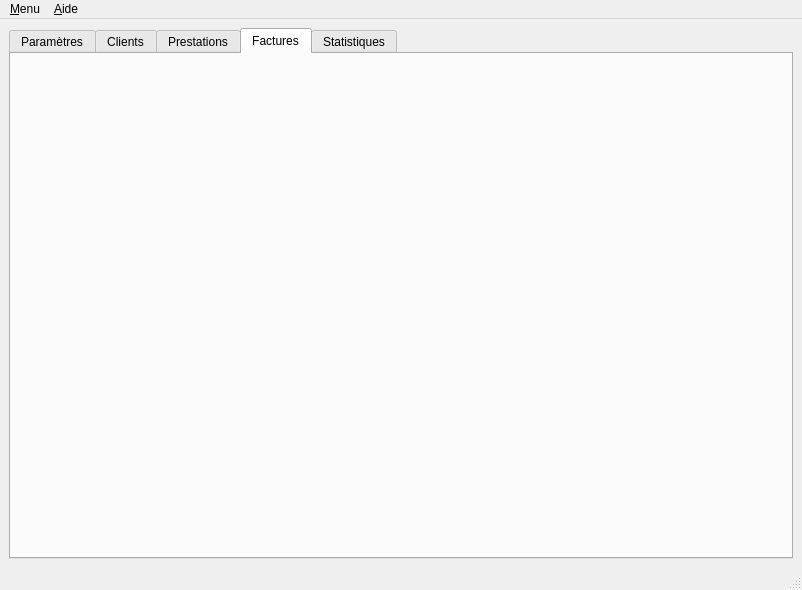
Before: the Qt Designer form ui/Qfacture.ui in jpec/Qfacture, drawn with Qt 5.
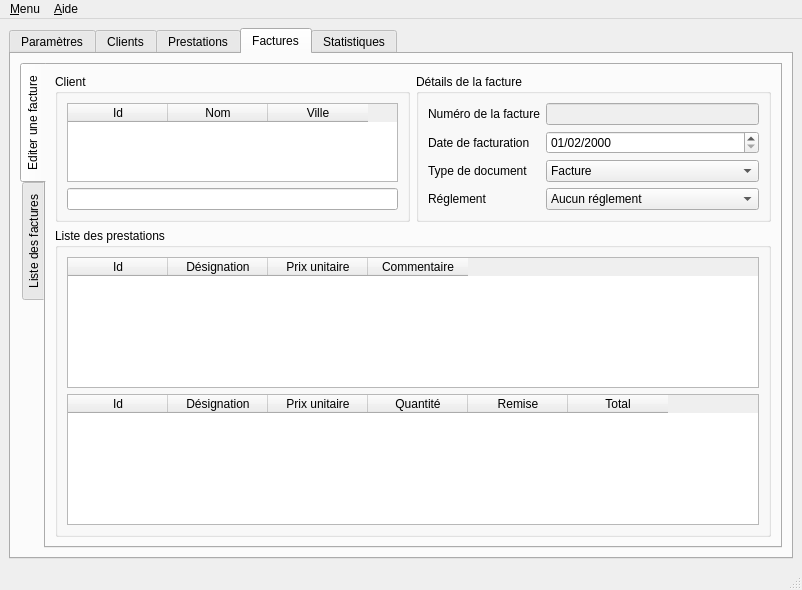
After: the same form once the commit is applied. The open tabs and pages were chosen to show the change.

Commit message: Adding Facture tab widgets.

```diff
--- a/ui/Qfacture.ui
+++ b/ui/Qfacture.ui
@@ -1298,6 +1298,305 @@
        <attribute name="title">
         <string>Factures</string>
        </attribute>
+       <layout class="QGridLayout" name="gridLayout_7">
+        <item row="1" column="0">
+         <widget class="QTabWidget" name="tabFacture">
+          <property name="tabPosition">
+           <enum>QTabWidget::West</enum>
+          </property>
+          <property name="currentIndex">
+           <number>0</number>
+          </property>
+          <widget class="QWidget" name="tabFact1">
+           <attribute name="title">
+            <string>Editer une facture</string>
+           </attribute>
+           <layout class="QGridLayout" name="gridLayout_9">
+            <item row="2" column="0" colspan="2">
+             <widget class="QGroupBox" name="fArticleGroup">
+              <property name="minimumSize">
+               <size>
+                <width>0</width>
+                <height>0</height>
+               </size>
+              </property>
+              <property name="title">
+               <string>Liste des prestations</string>
+              </property>
+              <layout class="QGridLayout" name="gridLayout_11">
+               <item row="0" column="0">
+                <widget class="QTableWidget" name="fArtList">
+                 <attribute name="horizontalHeaderCascadingSectionResizes">
+                  <bool>true</bool>
+                 </attribute>
+                 <attribute name="horizontalHeaderDefaultSectionSize">
+                  <number>100</number>
+                 </attribute>
+                 <attribute name="horizontalHeaderStretchLastSection">
+                  <bool>false</bool>
+                 </attribute>
+                 <attribute name="horizontalHeaderStretchLastSection">
+                  <bool>false</bool>
+                 </attribute>
+                 <attribute name="horizontalHeaderCascadingSectionResizes">
+                  <bool>true</bool>
+                 </attribute>
+                 <attribute name="horizontalHeaderDefaultSectionSize">
+                  <number>100</number>
+                 </attribute>
+                 <column>
+                  <property name="text">
+                   <string>Id</string>
+                  </property>
+                 </column>
+                 <column>
+                  <property name="text">
+                   <string>Désignation</string>
+                  </property>
+                 </column>
+                 <column>
+                  <property name="text">
+                   <string>Prix unitaire</string>
+                  </property>
+                 </column>
+                 <column>
+                  <property name="text">
+                   <string>Commentaire</string>
+                  </property>
+                 </column>
+                </widget>
+               </item>
+               <item row="1" column="0">
+                <widget class="QTableWidget" name="fArtLink">
+                 <column>
+                  <property name="text">
+                   <string>Id</string>
+                  </property>
+                 </column>
+                 <column>
+                  <property name="text">
+                   <string>Désignation</string>
+                  </property>
+                 </column>
+                 <column>
+                  <property name="text">
+                   <string>Prix unitaire</string>
+                  </property>
+                 </column>
+                 <column>
+                  <property name="text">
+                   <string>Quantité</string>
+                  </property>
+                 </column>
+                 <column>
+                  <property name="text">
+                   <string>Remise</string>
+                  </property>
+                 </column>
+                 <column>
+                  <property name="text">
+                   <string>Total</string>
+                  </property>
+                 </column>
+                </widget>
+               </item>
+              </layout>
+             </widget>
+            </item>
+            <item row="0" column="0">
+             <widget class="QGroupBox" name="fClientGroup">
+              <property name="title">
+               <string>Client</string>
+              </property>
+              <layout class="QVBoxLayout" name="verticalLayout_2">
+               <item>
+                <widget class="QTableWidget" name="fClientList">
+                 <property name="columnCount">
+                  <number>3</number>
+                 </property>
+                 <attribute name="horizontalHeaderCascadingSectionResizes">
+                  <bool>true</bool>
+                 </attribute>
+                 <attribute name="horizontalHeaderStretchLastSection">
+                  <bool>false</bool>
+                 </attribute>
+                 <attribute name="horizontalHeaderStretchLastSection">
+                  <bool>false</bool>
+                 </attribute>
+                 <attribute name="horizontalHeaderCascadingSectionResizes">
+                  <bool>true</bool>
+                 </attribute>
+                 <column>
+                  <property name="text">
+                   <string>Id</string>
+                  </property>
+                 </column>
+                 <column>
+                  <property name="text">
+                   <string>Nom</string>
+                  </property>
+                 </column>
+                 <column>
+                  <property name="text">
+                   <string>Ville</string>
+                  </property>
+                 </column>
+                </widget>
+               </item>
+               <item>
+                <widget class="QLineEdit" name="fClient"/>
+               </item>
+              </layout>
+             </widget>
+            </item>
+            <item row="0" column="1">
+             <widget class="QGroupBox" name="fDetail">
+              <property name="sizePolicy">
+               <sizepolicy hsizetype="Minimum" vsizetype="Minimum">
+                <horstretch>0</horstretch>
+                <verstretch>0</verstretch>
+               </sizepolicy>
+              </property>
+              <property name="title">
+               <string>Détails de la facture</string>
+              </property>
+              <layout class="QFormLayout" name="formLayout_7">
+               <item row="1" column="0">
+                <widget class="QLabel" name="fDateLab">
+                 <property name="text">
+                  <string>Date de facturation</string>
+                 </property>
+                </widget>
+               </item>
+               <item row="1" column="1">
+                <widget class="QDateEdit" name="fDate">
+                 <property name="displayFormat">
+                  <string>dd/MM/yyyy</string>
+                 </property>
+                 <property name="date">
+                  <date>
+                   <year>2000</year>
+                   <month>2</month>
+                   <day>1</day>
+                  </date>
+                 </property>
+                </widget>
+               </item>
+               <item row="0" column="1">
+                <widget class="QLineEdit" name="fNum">
+                 <property name="enabled">
+                  <bool>false</bool>
+                 </property>
+                </widget>
+               </item>
+               <item row="0" column="0">
+                <widget class="QLabel" name="fNumLab">
+                 <property name="text">
+                  <string>Numéro de la facture</string>
+                 </property>
+                </widget>
+               </item>
+               <item row="2" column="1">
+                <widget class="QComboBox" name="fType">
+                 <item>
+                  <property name="text">
+                   <string>Facture</string>
+                  </property>
+                 </item>
+                 <item>
+                  <property name="text">
+                   <string>Devis</string>
+                  </property>
+                 </item>
+                </widget>
+               </item>
+               <item row="3" column="1">
+                <widget class="QComboBox" name="fRegl">
+                 <item>
+                  <property name="text">
+                   <string>Aucun réglement</string>
+                  </property>
+                 </item>
+                 <item>
+                  <property name="text">
+                   <string>Espèces</string>
+                  </property>
+                 </item>
+                 <item>
+                  <property name="text">
+                   <string>Chèque</string>
+                  </property>
+                 </item>
+                 <item>
+                  <property name="text">
+                   <string>Paypal</string>
+                  </property>
+                 </item>
+                </widget>
+               </item>
+               <item row="2" column="0">
+                <widget class="QLabel" name="fTypeLab">
+                 <property name="text">
+                  <string>Type de document</string>
+                 </property>
+                </widget>
+               </item>
+               <item row="3" column="0">
+                <widget class="QLabel" name="fReglLab">
+                 <property name="text">
+                  <string>Réglement</string>
+                 </property>
+                </widget>
+               </item>
+              </layout>
+             </widget>
+            </item>
+           </layout>
+          </widget>
+          <widget class="QWidget" name="tabFact2">
+           <attribute name="title">
+            <string>Liste des factures</string>
+           </attribute>
+           <layout class="QGridLayout" name="gridLayout_8">
+            <item row="0" column="0">
+             <widget class="QTableWidget" name="factList">
+              <column>
+               <property name="text">
+                <string>Numéro</string>
+               </property>
+              </column>
+              <column>
+               <property name="text">
+                <string>Type</string>
+               </property>
+              </column>
+              <column>
+               <property name="text">
+                <string>Date facture</string>
+               </property>
+              </column>
+              <column>
+               <property name="text">
+                <string>Client</string>
+               </property>
+              </column>
+              <column>
+               <property name="text">
+                <string>Total</string>
+               </property>
+              </column>
+              <column>
+               <property name="text">
+                <string>Réglement</string>
+               </property>
+              </column>
+             </widget>
+            </item>
+           </layout>
+          </widget>
+         </widget>
+        </item>
+       </layout>
       </widget>
       <widget class="QWidget" name="tStat">
        <attribute name="title">
```
The commit also changes 1 other file.
